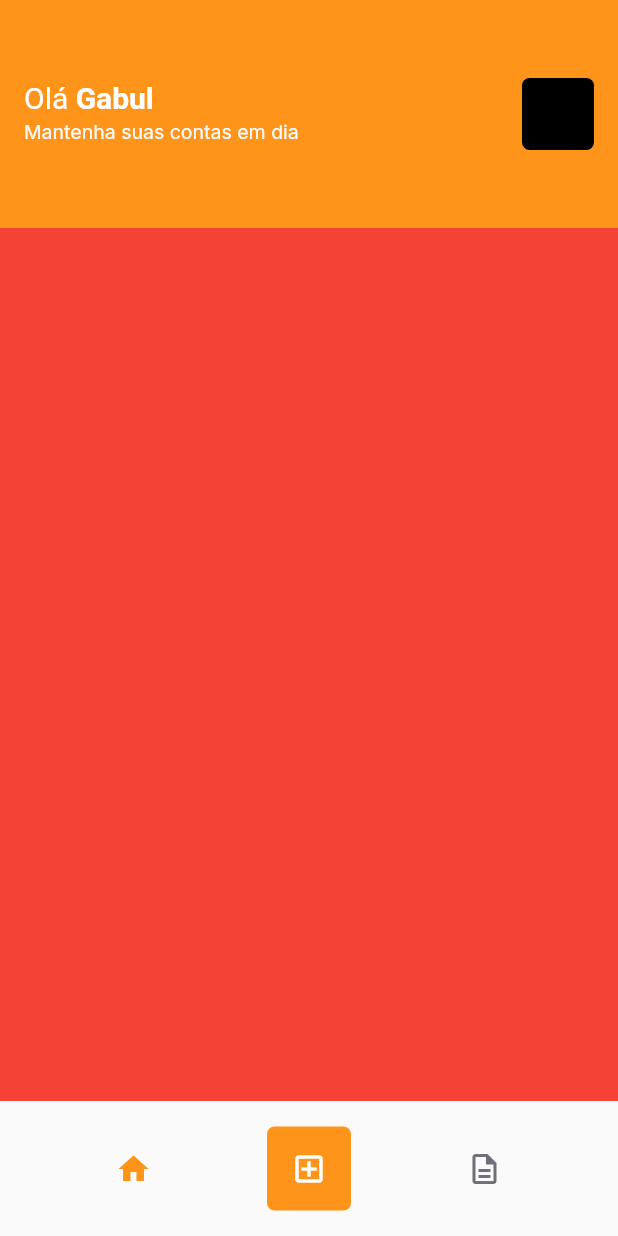
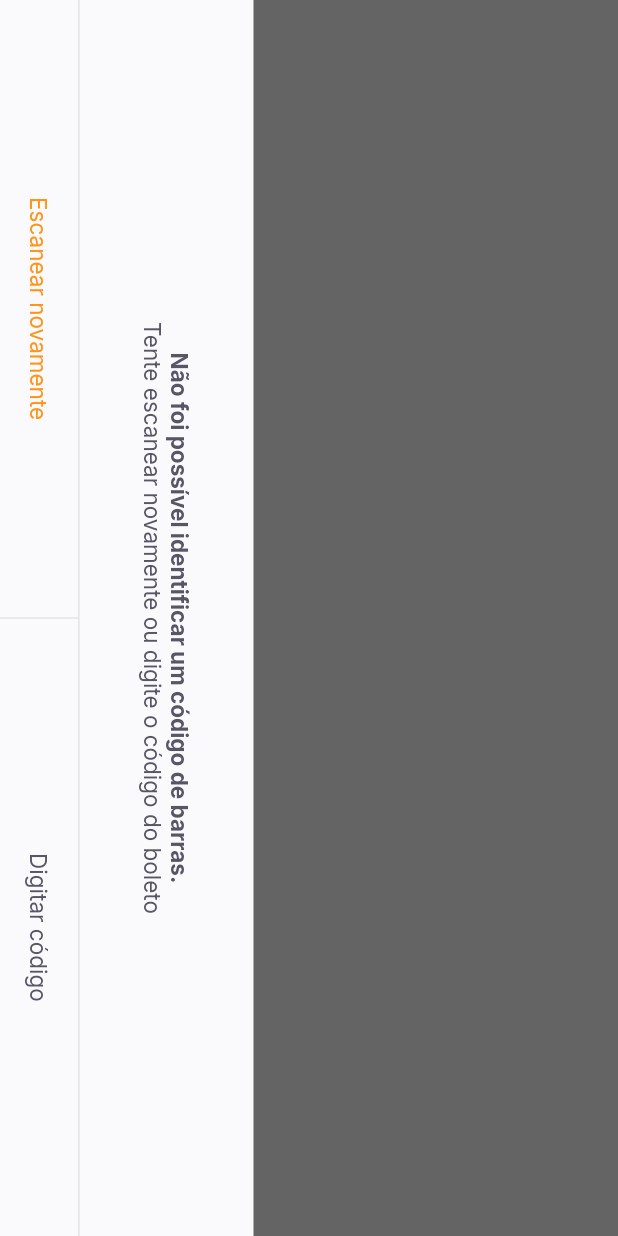
Before and after one commit to Leuow95/payflow-flutter-NLW6, a Flutter app: the HomePage screen opened by its route, after a tap on the "add box" icon, on a phone screen of 412 x 824 dp. Run offline on Flutter 3.47's test engine with Material 2 defaults, Android fonts, the phone set to English and light mode, and no system bars; our stand-ins replace firebase_core, google_fonts, google_sign_in, shared_preferences; accounts and stored records are empty.

Commit message:
implemented setlabels, divider, bottomsheet, barcode_page and imported some packages

```diff
--- a/lib/app_widget.dart
+++ b/lib/app_widget.dart
@@ -1,4 +1,6 @@
 import 'package:flutter/material.dart';
+import 'package:flutter/services.dart';
+import 'package:payflow/modules/barcde_scanner/barcode_scanner_page.dart';
 
 import 'modules/home/home_page.dart';
 import 'modules/login/login_page.dart';
@@ -6,19 +8,27 @@ import 'modules/splash/splash_page.dart';
 import 'shared/themes/app_colors.dart';
 
 class AppWidget extends StatelessWidget {
-  const AppWidget({Key? key}) : super(key: key);
+  AppWidget() {
+    SystemChrome.setPreferredOrientations([
+      DeviceOrientation.portraitDown,
+      DeviceOrientation.portraitUp,
+    ]);
+  }
+
   @override
   Widget build(BuildContext context) {
     return MaterialApp(
       title: 'Pay Flow',
       theme: ThemeData(
         primaryColor: AppColors.primary,
+        primarySwatch: Colors.orange,
       ),
       initialRoute: "/splash",
       routes: {
         "/splash": (context) => SplashPage(),
         "/login": (context) => LoginPage(),
         "/home": (context) => HomePage(),
+        "/barcode_scanner": (context) => BarCodeScannerPAge(),
       },
     );
   }
--- /dev/null
+++ b/lib/modules/barcde_scanner/barcode_scanner_page.dart
@@ -0,0 +1,70 @@
+import 'package:flutter/material.dart';
+import 'package:payflow/shared/themes/app_colors.dart';
+import 'package:payflow/shared/themes/app_text_styles.dart';
+import 'package:payflow/shared/widgets/bottom_sheet/bottom_sheet_widget.dart';
+import 'package:payflow/shared/widgets/set_label_buttons/set_label_buttons.dart';
+
+class BarCodeScannerPAge extends StatefulWidget {
+  const BarCodeScannerPAge({Key? key}) : super(key: key);
+
+  @override
+  _BarCodeScannerPAgeState createState() => _BarCodeScannerPAgeState();
+}
+
+class _BarCodeScannerPAgeState extends State<BarCodeScannerPAge> {
+  @override
+  Widget build(BuildContext context) {
+    return BottomSheetWidget(
+      title: "Não foi possível identificar um código de barras.",
+      subtitle: "Tente escanear novamente ou digite o código do boleto",
+      primaryLabel: "Escanear novamente",
+      primaryOnPressed: () {},
+      secondaryLabel: "Digitar código",
+      secondaryOnPressed: () {},
+    );
+    return SafeArea(
+      top: true,
+      bottom: true,
+      left: true,
+      right: true,
+      child: RotatedBox(
+        quarterTurns: 1,
+        child: Scaffold(
+          appBar: AppBar(
+            backgroundColor: Colors.black,
+            centerTitle: true,
+            title: Text(
+              "Escaneie o código de barras",
+              style: TextStyles.buttonBackground,
+            ),
+            leading: BackButton(color: AppColors.background),
+          ),
+          body: Column(
+            children: [
+              Expanded(
+                  child: Container(
+                color: Colors.black,
+              )),
+              Expanded(
+                  flex: 2,
+                  child: Container(
+                    color: Colors.transparent,
+                  )),
+              Expanded(
+                  child: Container(
+                color: Colors.black,
+              ))
+            ],
+          ),
+          bottomNavigationBar: SetLabelButtons(
+            enablePrimaryColor: true,
+            primaryLabel: "Inserir código",
+            primaryOnPressed: () {},
+            secondaryLabel: "Adicionar da galeria",
+            secondaryOnPressed: () {},
+          ),
+        ),
+      ),
+    );
+  }
+}
--- a/lib/modules/home/home_page.dart
+++ b/lib/modules/home/home_page.dart
@@ -67,7 +67,7 @@ class _HomePageState extends State<HomePage> {
             ),
             GestureDetector(
               onTap: () {
-                print("clicou");
+                Navigator.pushNamed(context, "/barcode_scanner");
               },
               child: Container(
                 width: 56,
--- /dev/null
+++ b/lib/shared/widgets/bottom_sheet/bottom_sheet_widget.dart
@@ -0,0 +1,70 @@
+import 'package:flutter/material.dart';
+import 'package:payflow/shared/themes/app_colors.dart';
+import 'package:payflow/shared/themes/app_text_styles.dart';
+import 'package:payflow/shared/widgets/set_label_buttons/set_label_buttons.dart';
+
+class BottomSheetWidget extends StatelessWidget {
+  final String primaryLabel;
+  final VoidCallback primaryOnPressed;
+  final String secondaryLabel;
+  final VoidCallback secondaryOnPressed;
+  final String title;
+  final String subtitle;
+  const BottomSheetWidget({
+    Key? key,
+    required this.primaryLabel,
+    required this.primaryOnPressed,
+    required this.secondaryLabel,
+    required this.secondaryOnPressed,
+    required this.title,
+    required this.subtitle,
+  }) : super(key: key);
+
+  @override
+  Widget build(BuildContext context) {
+    return SafeArea(
+      child: RotatedBox(
+        quarterTurns: 1,
+        child: Material(
+          child: Container(
+            color: AppColors.shape,
+            child: Column(
+              children: [
+                Expanded(
+                    child: Container(color: Colors.black.withOpacity(0.6))),
+                Column(
+                  children: [
+                    Padding(
+                      padding: const EdgeInsets.all(40.0),
+                      child: Text.rich(
+                        TextSpan(
+                          style: TextStyles.buttonBoldHeading,
+                          text: title,
+                          children: [
+                            TextSpan(
+                              text: "\n$subtitle",
+                              style: TextStyles.buttonHeading,
+                            )
+                          ],
+                        ),
+                        textAlign: TextAlign.center,
+                      ),
+                    ),
+                    Container(color: AppColors.stroke, height: 1),
+                    SetLabelButtons(
+                      enablePrimaryColor: true,
+                      primaryLabel: primaryLabel,
+                      primaryOnPressed: primaryOnPressed,
+                      secondaryLabel: secondaryLabel,
+                      secondaryOnPressed: secondaryOnPressed,
+                    )
+                  ],
+                ),
+              ],
+            ),
+          ),
+        ),
+      ),
+    );
+  }
+}
--- /dev/null
+++ b/lib/shared/widgets/divider_vertical/divider_vertical.dart
@@ -0,0 +1,15 @@
+import 'package:flutter/material.dart';
+import 'package:payflow/shared/themes/app_colors.dart';
+
+class DividerVerticalWidget extends StatelessWidget {
+  const DividerVerticalWidget({Key? key}) : super(key: key);
+
+  @override
+  Widget build(BuildContext context) {
+    return Container(
+      width: 1,
+      height: double.maxFinite,
+      color: AppColors.stroke,
+    );
+  }
+}
--- /dev/null
+++ b/lib/shared/widgets/label_button/label_button.dart
@@ -0,0 +1,28 @@
+import 'package:flutter/material.dart';
+import 'package:payflow/shared/themes/app_text_styles.dart';
+
+class LabelButton extends StatelessWidget {
+  final String label;
+  final VoidCallback onPressed;
+  final TextStyle? style;
+  const LabelButton({
+    Key? key,
+    required this.label,
+    required this.onPressed,
+    this.style,
+  }) : super(key: key);
+
+  @override
+  Widget build(BuildContext context) {
+    return Container(
+      height: 52,
+      child: TextButton(
+        onPressed: onPressed,
+        child: Text(
+          label,
+          style: style ?? TextStyles.buttonHeading,
+        ),
+      ),
+    );
+  }
+}
--- /dev/null
+++ b/lib/shared/widgets/set_label_buttons/set_label_buttons.dart
@@ -0,0 +1,45 @@
+import 'package:flutter/material.dart';
+import 'package:payflow/shared/themes/app_text_styles.dart';
+import 'package:payflow/shared/widgets/divider_vertical/divider_vertical.dart';
+import 'package:payflow/shared/widgets/label_button/label_button.dart';
+
+class SetLabelButtons extends StatelessWidget {
+  final String primaryLabel;
+  final VoidCallback primaryOnPressed;
+  final String secondaryLabel;
+  final VoidCallback secondaryOnPressed;
+  final bool enablePrimaryColor;
+
+  const SetLabelButtons({
+    Key? key,
+    required this.primaryLabel,
+    required this.primaryOnPressed,
+    required this.secondaryLabel,
+    required this.secondaryOnPressed,
+    required this.enablePrimaryColor,
+  }) : super(key: key);
+
+  @override
+  Widget build(BuildContext context) {
+    return Container(
+      height: 52,
+      child: Row(
+        children: [
+          Expanded(
+            child: LabelButton(
+              label: primaryLabel,
+              onPressed: primaryOnPressed,
+              style: enablePrimaryColor ? TextStyles.buttonPrimary : null,
+            ),
+          ),
+          DividerVerticalWidget(),
+          Expanded(
+              child: LabelButton(
+            label: secondaryLabel,
+            onPressed: secondaryOnPressed,
+          )),
+        ],
+      ),
+    );
+  }
+}
--- a/pubspec.yaml
+++ b/pubspec.yaml
@@ -33,6 +33,9 @@ dependencies:
   google_sign_in: ^5.0.4
   google_sign_in_web: ^0.10.0
   shared_preferences: ^2.0.6
+  google_ml_kit: ^0.6.0
+  camera: ^0.8.1+3
+  image_picker: ^0.8.0+4
 
 dev_dependencies:
   flutter_test:
```
Also changed, not shown: pubspec.lock.
